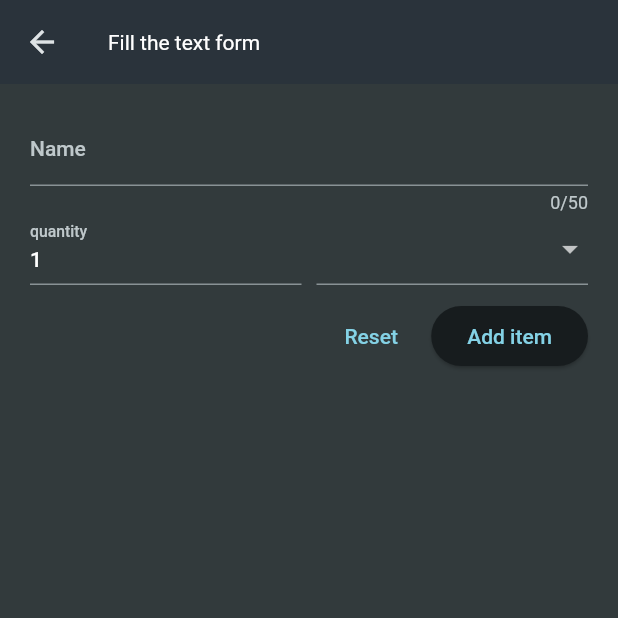
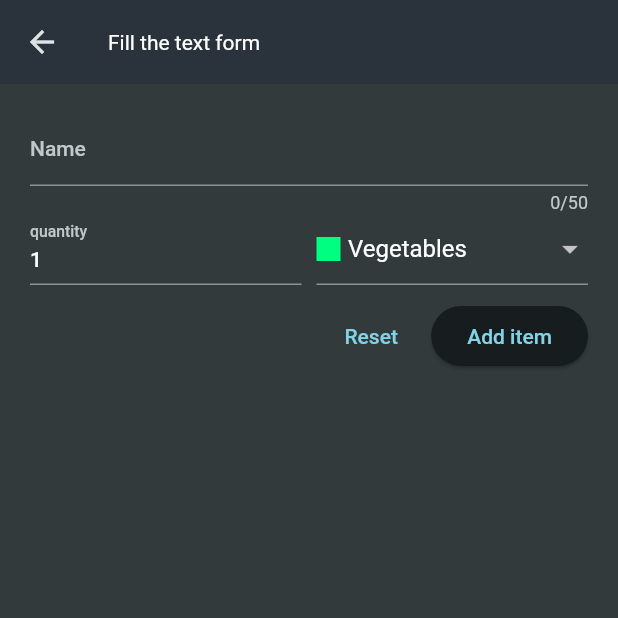
Before and after one commit to sumanbarma011/shop_now, a Flutter app: the screen it shows after launch, after a tap on the "add" icon, on a phone screen of 412 x 824 dp, the top half of it. Run offline on Flutter 3.47's test engine with Material 2 defaults, Android fonts, the phone set to English and light mode, and no system bars.

Commit message:
grocery item posted on the firebase

```diff
--- a/lib/screen/main_screen.dart
+++ b/lib/screen/main_screen.dart
@@ -1,51 +1,82 @@
 import 'package:flutter/material.dart';
 import 'package:shop_now/data/dummy_items.dart';
+import 'package:shop_now/models/grocery_item.dart';
 import 'package:shop_now/screen/new_form.dart';
 // import 'package:shop_now/models/grocery_item.dart';
 
 class MainScreen extends StatefulWidget {
   const MainScreen({super.key});
 
-
   @override
   State<MainScreen> createState() => _MainScreenState();
 }
 
 class _MainScreenState extends State<MainScreen> {
-  void _addText(){
-    Navigator.push(context,MaterialPageRoute(builder: (context)=>const NewFormScreen()));
-
+  List<GroceryItem> newGrocery = [];
+  void _addText() async {
+    var _newListItem = await Navigator.push<GroceryItem>(
+      context,
+      MaterialPageRoute(
+        builder: (context) => const NewFormScreen(),
+      ),
+    );
+    if (_newListItem == null) {
+      return;
+    } else {
+      setState(() {
+        newGrocery.add(_newListItem);
+      });
+      // groceryItems.add(_newListItem);
+    }
+  }
+  void removeItem(GroceryItem item){
+    setState(() {
+      newGrocery.remove(item);
+    });
   }
 
   @override
   Widget build(BuildContext context) {
+    Widget content=const Center(
+                    child: Text('No items left behind'),
+                  );
+     if (newGrocery.isNotEmpty){
+      content=ListView.builder(
+                    itemCount: newGrocery.length,
+                    itemBuilder: (context, index) => Dismissible(
+                      onDismissed: (direction) => removeItem(newGrocery[index]),
+                          key: ValueKey(newGrocery[index].name),
+                          child: ListTile(
+                            leading: Container(
+                              width: 24,
+                              height: 24,
+                              color: newGrocery[index].category.color,
+                            ),
+                            title: Text(
+                              newGrocery[index].name,
+                            ),
+                            trailing: Text('${newGrocery[index].quantity}'),
+                          ),
+                        ));
+     }
+
+
     return Scaffold(
         appBar: AppBar(
           title: Text(
             'Your Groceries',
             style: Theme.of(context).textTheme.headlineSmall,
           ),
-          actions: [IconButton(onPressed:_addText, icon: const  Icon(Icons.add))],
+          actions: [
+            IconButton(onPressed: _addText, icon: const Icon(Icons.add))
+          ],
         ),
         body: SafeArea(
           child: SizedBox(
             height: 200,
             width: double.infinity,
-            child: ListView.builder(
-                itemCount: groceryItems.length,
-                itemBuilder: (context, index) => ListTile(
-                      leading: Container(
-                        width: 24,
-                        height: 24,
-                        color: groceryItems[index].category.color,
-                      ),
-                      title: Text(
-                        groceryItems[index].name,
-                      ),
-                      trailing: Text('${groceryItems[index].quantity}'),
-                    )
+            child:content
 
-                ),
           ),
         ));
   }
--- a/lib/screen/new_form.dart
+++ b/lib/screen/new_form.dart
@@ -1,6 +1,9 @@
 import 'package:flutter/material.dart';
 import 'package:shop_now/data/categories.dart';
 import 'package:shop_now/models/category.dart';
+// import 'package:shop_now/models/grocery_item.dart';
+import 'package:http/http.dart' as http;
+import 'dart:convert';
 
 class NewFormScreen extends StatefulWidget {
   const NewFormScreen({super.key});
@@ -13,14 +16,30 @@ class NewFormScreen extends StatefulWidget {
 class _NewFormScreen extends State<NewFormScreen> {
   final _formkey = GlobalKey<FormState>();
   String _enteredName = '';
-  int _enteredQuantity = 1;
-  // var dropItem= categories[Categories.vegetables];
+  String _enteredQuantity = '1';
+  var _selectedCategory = categories[Categories.vegetables];
 
-
-  void _saveData() {
+  void _saveData() async {
     if (_formkey.currentState!.validate()) {
       _formkey.currentState!.save();
-      print(_enteredQuantity);
+      final url = Uri.https(
+          'shopnow-36c43-default-rtdb.firebaseio.com','shopping-list.json');
+    final response=await  http.post(
+        url,
+        headers: {'Content-Type': 'application/json'},
+        body: json.encode({
+          'category': _selectedCategory!.products,
+          'name': _enteredName,
+          'quantity': _enteredQuantity
+        }),
+      );
+      if(!context.mounted){
+        return;
+      }
+      print(response.body);
+      print(response.statusCode);
+      Navigator.of(context).pop();
+
     }
   }
 
@@ -52,14 +71,15 @@ class _NewFormScreen extends State<NewFormScreen> {
                       return null;
                     }
                   },
-                  onSaved: (newValue) => _enteredName=newValue!,
+                  onSaved: (newValue) => _enteredName = newValue!,
                 ),
                 Row(
                   crossAxisAlignment: CrossAxisAlignment.end,
                   children: [
                     Expanded(
                       child: TextFormField(
-                        initialValue: _enteredQuantity.toString(),
+                        initialValue: _enteredQuantity,
+                        keyboardType: TextInputType.number,
                         decoration: const InputDecoration(
                           label: Text('quantity'),
                         ),
@@ -73,18 +93,18 @@ class _NewFormScreen extends State<NewFormScreen> {
                             return null;
                           }
                         },
-                        onSaved: (newValue) =>
-                            _enteredQuantity = int.parse(newValue!),
+                        onSaved: (newValue) => _enteredQuantity = newValue!,
                       ),
                     ),
                     const SizedBox(width: 10),
                     Expanded(
                       child: DropdownButtonFormField(
-
+                          value: _selectedCategory,
                           items: [
-                        for (final category in categories.entries)//for looping the maps on dart we use entries
+                            for (final category in categories
+                                .entries) //for looping the maps on dart we use entries
                               DropdownMenuItem(
-                              value: categories.values,
+                                  value: category.value,
                                   child: Row(
                                     children: [
                                       Container(
@@ -98,7 +118,10 @@ class _NewFormScreen extends State<NewFormScreen> {
                                       Text(category.value.products)
                                     ],
                                   ))
-                      ], onChanged: (value) {}),
+                          ],
+                          onChanged: (value) {
+                            _selectedCategory = value;
+                          }),
                     )
                   ],
                 ),
--- a/pubspec.yaml
+++ b/pubspec.yaml
@@ -35,6 +35,7 @@ dependencies:
   # The following adds the Cupertino Icons font to your application.
   # Use with the CupertinoIcons class for iOS style icons.
   cupertino_icons: ^1.0.2
+  http: ^0.13.6
 
 dev_dependencies:
   flutter_test:
```
Also changed, not shown: pubspec.lock. Lines whose indentation alone changed are shown as unchanged.
